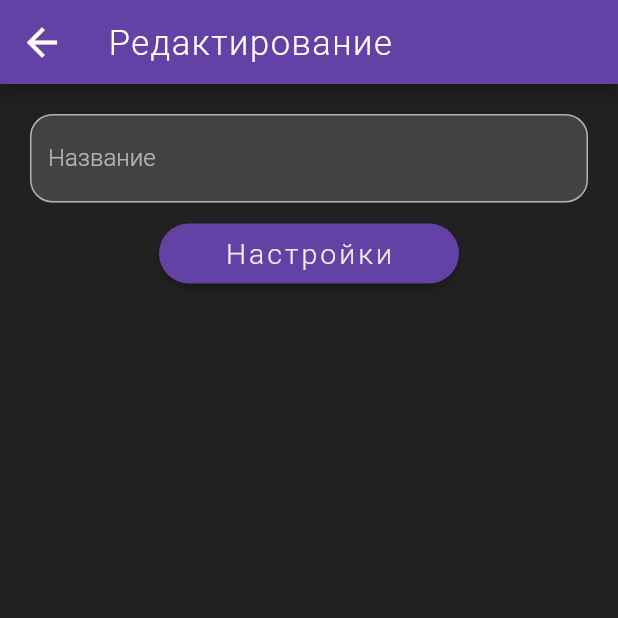
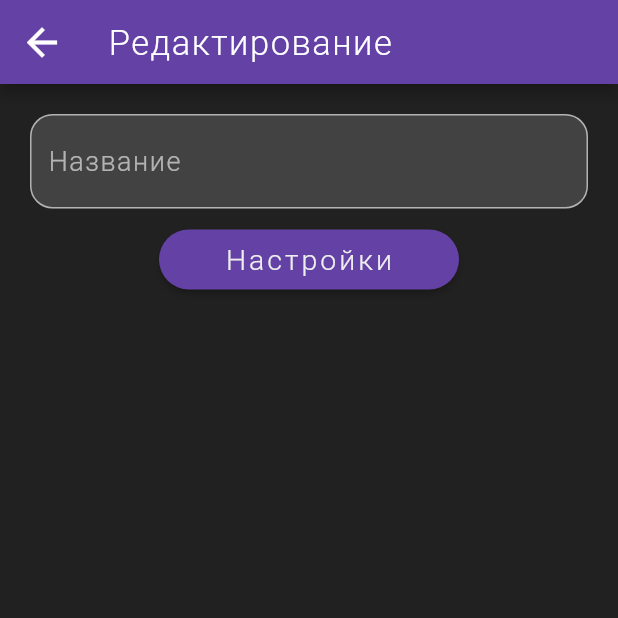
Before and after one commit to brntsv/wheel_auction, a Flutter app: the SettingsOfChosenWheel screen opened by its route, on a phone screen of 412 x 824 dp, the top half of it. Run offline on Flutter 3.47's test engine with Material 2 defaults, Android fonts, the phone set to English and light mode, and no system bars; our stand-ins replace shared_preferences; accounts and stored records are empty.

Commit message:
refactor after change theme settings

```diff
--- a/lib/src/screens/global_settings_screen/global_settings_screen.dart
+++ b/lib/src/screens/global_settings_screen/global_settings_screen.dart
@@ -12,10 +12,12 @@
 class _GlobalSettingsWheelState extends State<GlobalSettingsWheel> {
   @override
   Widget build(BuildContext context) {
+    final theme = Theme.of(context);
+
     return Scaffold(
       appBar: AppBar(
         title: const Text('Настройки колеса'),
-        backgroundColor: Theme.of(context).primaryColor,
+        backgroundColor: theme.primaryColor,
       ),
     );
   }
--- a/lib/src/screens/settings_of_chosen_screen/settings_of_chosen_wheel.dart
+++ b/lib/src/screens/settings_of_chosen_screen/settings_of_chosen_wheel.dart
@@ -1,4 +1,5 @@
 import 'package:flutter/material.dart';
+import 'package:wheel_auction/src/theme/app_text_style.dart';
 
 class SettingsOfChosenWheel extends StatefulWidget {
   const SettingsOfChosenWheel({Key? key}) : super(key: key);
@@ -13,6 +14,8 @@
   bool isSwitched = true;
   @override
   Widget build(BuildContext context) {
+    final theme = Theme.of(context);
+
     return Scaffold(
       appBar: AppBar(
         title: const Text('Редактирование'),
@@ -26,13 +29,15 @@
             Padding(
               padding: const EdgeInsets.only(
                   top: 20, left: 20, right: 20, bottom: 10),
-              child: TextField(
+              child: TextFormField(
+                style: AppTextStyle.hintInputText,
                 decoration: InputDecoration(
                   border: const OutlineInputBorder(
                       borderRadius: BorderRadius.all(Radius.circular(15))),
-                  labelText: 'Название',
+                  hintText: 'Название',
+                  hintStyle: AppTextStyle.hintInputText,
                   filled: true,
-                  fillColor: Theme.of(context).primaryColorLight,
+                  fillColor: theme.primaryColorLight,
                 ),
               ),
             ),
@@ -42,8 +47,8 @@
                 //     context, GlobalSettingsWheel.routeName);
               },
               style: ButtonStyle(
-                backgroundColor: MaterialStatePropertyAll<Color>(
-                    Theme.of(context).primaryColor),
+                backgroundColor:
+                    MaterialStatePropertyAll<Color>(theme.primaryColor),
                 minimumSize: MaterialStateProperty.all(const Size(200, 40)),
                 shape: MaterialStateProperty.all(
                   RoundedRectangleBorder(
@@ -53,7 +58,7 @@
               ),
               child: Text(
                 'Настройки',
-                style: Theme.of(context).textTheme.button,
+                style: theme.textTheme.button,
               ),
             ),
           ],
```
